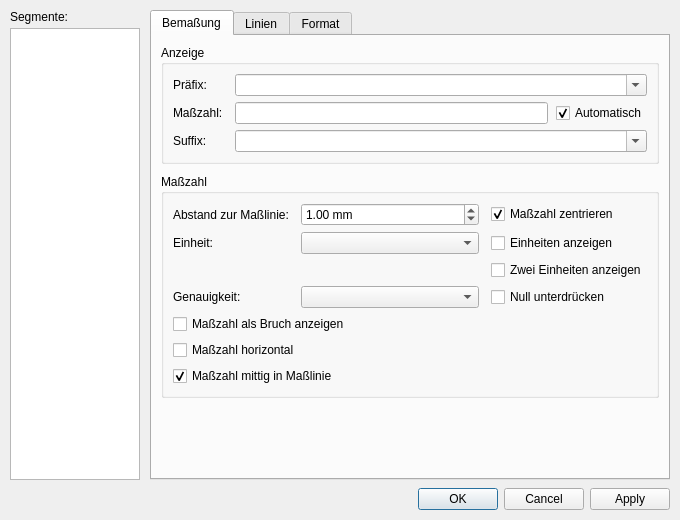
qelectrotech/qelectrotech-source-mirror, file sources/ui/dimensionpropertiesdialog.ui: the form before one commit.
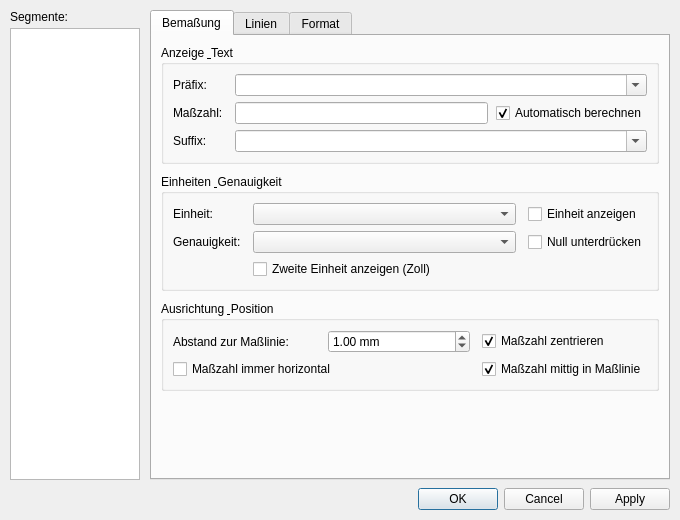
The form after the commit.

Commit message: Restructure dimension dialog, remove fraction option, enforce chain axis orientation, and move whole chain as unified entity

```diff
--- a/sources/ui/dimensionpropertiesdialog.ui
+++ b/sources/ui/dimensionpropertiesdialog.ui
@@ -91,7 +91,7 @@
          <item>
           <widget class="QGroupBox" name="group_anzeige">
            <property name="title">
-            <string>Anzeige</string>
+            <string>Anzeige &amp; Text</string>
            </property>
            <layout class="QGridLayout" name="gridAnzeige">
             <property name="horizontalSpacing">
@@ -145,7 +145,7 @@
               <item>
                <widget class="QCheckBox" name="m_auto_cb">
                 <property name="text">
-                 <string>Automatisch</string>
+                 <string>Automatisch berechnen</string>
                 </property>
                 <property name="checked">
                  <bool>true</bool>
@@ -180,9 +180,79 @@
          <item>
           <widget class="QGroupBox" name="group_masszahl">
            <property name="title">
-            <string>Maßzahl</string>
+            <string>Einheiten &amp; Genauigkeit</string>
            </property>
-           <layout class="QGridLayout" name="gridMasszahl">
+           <layout class="QGridLayout" name="gridUnits">
+            <property name="horizontalSpacing">
+             <number>12</number>
+            </property>
+            <property name="verticalSpacing">
+             <number>6</number>
+            </property>
+            <item row="0" column="0">
+             <widget class="QLabel" name="label_unit">
+              <property name="text">
+               <string>Einheit:</string>
+              </property>
+             </widget>
+            </item>
+            <item row="0" column="1">
+             <widget class="QComboBox" name="m_unit_cb">
+              <property name="sizePolicy">
+               <sizepolicy hsizetype="Expanding" vsizetype="Fixed">
+                <horstretch>0</horstretch>
+                <verstretch>0</verstretch>
+               </sizepolicy>
+              </property>
+             </widget>
+            </item>
+            <item row="0" column="2">
+             <widget class="QCheckBox" name="m_show_unit_cb">
+              <property name="text">
+               <string>Einheit anzeigen</string>
+              </property>
+             </widget>
+            </item>
+            <item row="1" column="0">
+             <widget class="QLabel" name="label_precision">
+              <property name="text">
+               <string>Genauigkeit:</string>
+              </property>
+             </widget>
+            </item>
+            <item row="1" column="1">
+             <widget class="QComboBox" name="m_precision_cb">
+              <property name="sizePolicy">
+               <sizepolicy hsizetype="Expanding" vsizetype="Fixed">
+                <horstretch>0</horstretch>
+                <verstretch>0</verstretch>
+               </sizepolicy>
+              </property>
+             </widget>
+            </item>
+            <item row="1" column="2">
+             <widget class="QCheckBox" name="m_suppress_zero_cb">
+              <property name="text">
+               <string>Null unterdrücken</string>
+              </property>
+             </widget>
+            </item>
+            <item row="2" column="1" colspan="2">
+             <widget class="QCheckBox" name="m_dual_unit_cb">
+              <property name="text">
+               <string>Zweite Einheit anzeigen (Zoll)</string>
+              </property>
+             </widget>
+            </item>
+           </layout>
+          </widget>
+         </item>
+         <item>
+          <widget class="QGroupBox" name="group_alignment">
+           <property name="title">
+            <string>Ausrichtung &amp; Position</string>
+           </property>
+           <layout class="QGridLayout" name="gridAlignment">
             <property name="horizontalSpacing">
              <number>12</number>
             </property>
@@ -225,79 +295,14 @@
               </property>
              </widget>
             </item>
-            <item row="1" column="0">
-             <widget class="QLabel" name="label_unit">
-              <property name="text">
-               <string>Einheit:</string>
-              </property>
-             </widget>
-            </item>
-            <item row="1" column="1">
-             <widget class="QComboBox" name="m_unit_cb">
-              <property name="sizePolicy">
-               <sizepolicy hsizetype="Expanding" vsizetype="Fixed">
-                <horstretch>0</horstretch>
-                <verstretch>0</verstretch>
-               </sizepolicy>
-              </property>
-             </widget>
-            </item>
-            <item row="1" column="2">
-             <widget class="QCheckBox" name="m_show_unit_cb">
-              <property name="text">
-               <string>Einheiten anzeigen</string>
-              </property>
-             </widget>
-            </item>
-            <item row="2" column="2">
-             <widget class="QCheckBox" name="m_dual_unit_cb">
-              <property name="text">
-               <string>Zwei Einheiten anzeigen</string>
-              </property>
-             </widget>
-            </item>
-            <item row="3" column="0">
-             <widget class="QLabel" name="label_precision">
-              <property name="text">
-               <string>Genauigkeit:</string>
-              </property>
-             </widget>
-            </item>
-            <item row="3" column="1">
-             <widget class="QComboBox" name="m_precision_cb">
-              <property name="sizePolicy">
-               <sizepolicy hsizetype="Expanding" vsizetype="Fixed">
-                <horstretch>0</horstretch>
-                <verstretch>0</verstretch>
-               </sizepolicy>
-              </property>
-             </widget>
-            </item>
-            <item row="3" column="2">
-             <widget class="QCheckBox" name="m_suppress_zero_cb">
-              <property name="text">
-               <string>Null unterdrücken</string>
-              </property>
-             </widget>
-            </item>
-            <item row="4" column="0" colspan="3">
-             <widget class="QCheckBox" name="m_fraction_cb">
-              <property name="text">
-               <string>Maßzahl als Bruch anzeigen</string>
-              </property>
-              <property name="checked">
-               <bool>false</bool>
-              </property>
-             </widget>
-            </item>
-            <item row="5" column="0" colspan="3">
+            <item row="1" column="0" colspan="2">
              <widget class="QCheckBox" name="m_text_horiz_cb">
               <property name="text">
-               <string>Maßzahl horizontal</string>
+               <string>Maßzahl immer horizontal</string>
               </property>
              </widget>
             </item>
-            <item row="6" column="0" colspan="3">
+            <item row="1" column="2">
              <widget class="QCheckBox" name="m_mid_line_cb">
               <property name="text">
                <string>Maßzahl mittig in Maßlinie</string>
```
Left out of the diff: 2 changed lines with no effect on the pictures. The commit also changes 8 other files.
